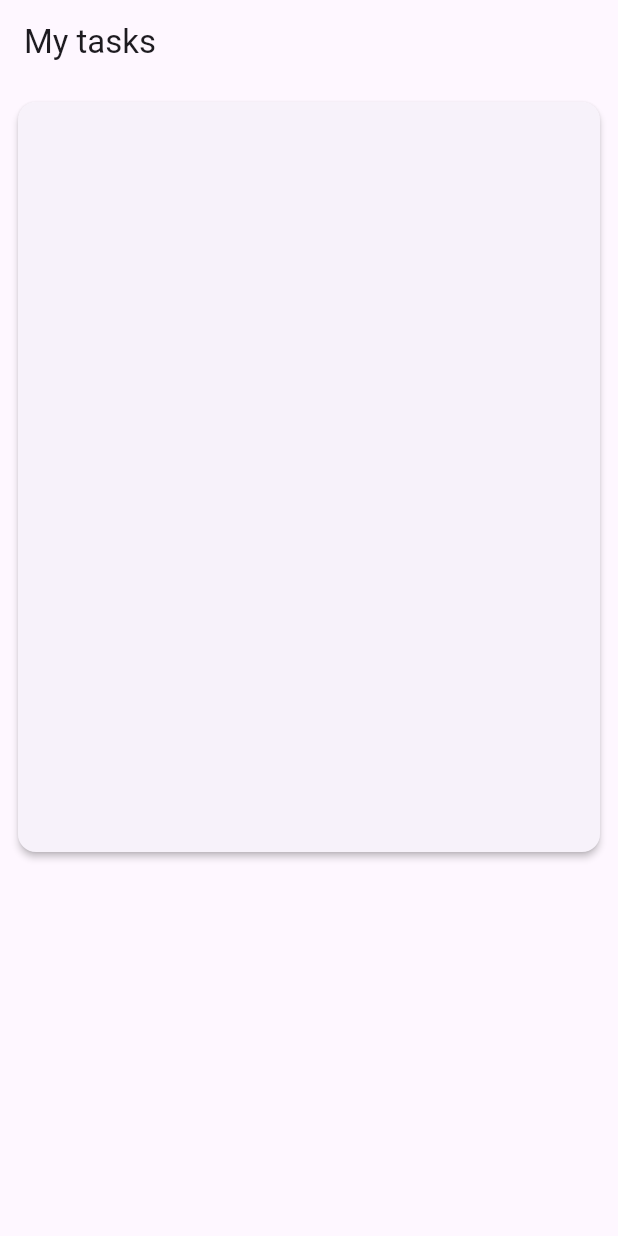
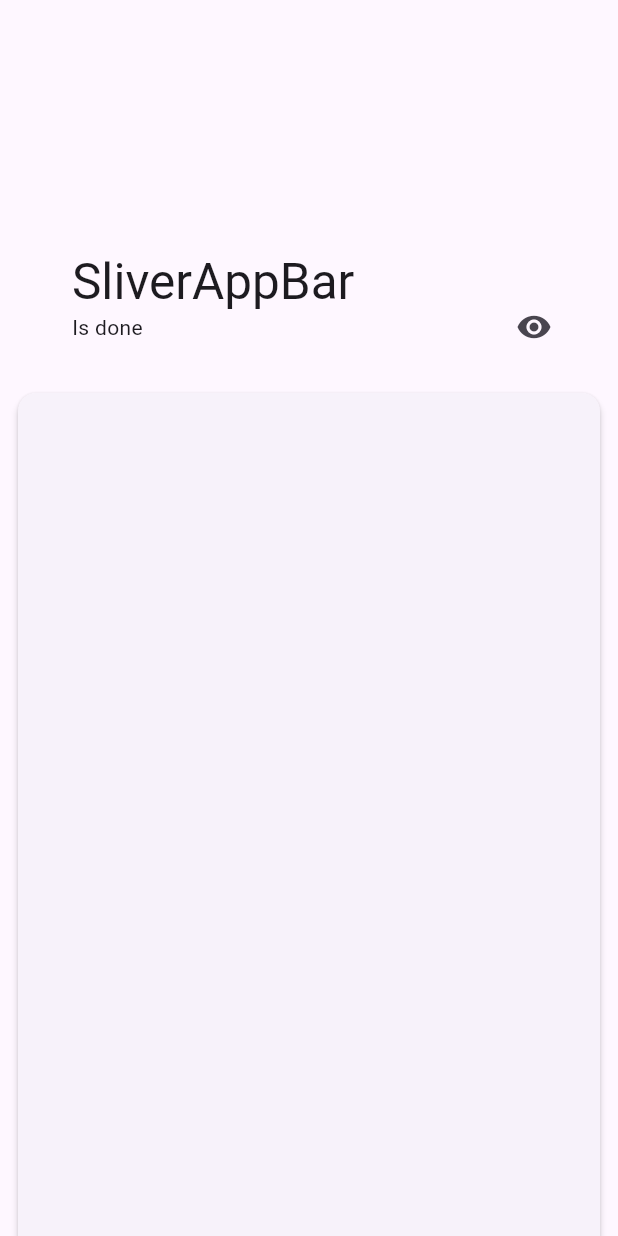
Before and after one commit to TheLastFlame/yss_todo, a Flutter app: the screen it shows after launch, on a phone screen of 412 x 824 dp. Run offline on Flutter 3.47's test engine with Material 2 defaults, Android fonts, the phone set to English and light mode, and no system bars; our stand-ins replace flutter_mobx, mobx; generated files the repository leaves out were written again.

Commit message:
routing and sliverappbar animation

```diff
--- /dev/null
+++ b/lib/helpers.dart
@@ -0,0 +1 @@
+double lerp(start, end, procent) => start + (end - start) * procent/100;
--- a/lib/main.dart
+++ b/lib/main.dart
@@ -1,6 +1,7 @@
 import 'package:flutter/material.dart';
 import 'package:yss_todo/constants.dart';
 import 'package:flutter_localizations/flutter_localizations.dart';
+import 'package:yss_todo/pages/home/home.dart';
 
 import 'i18n/strings.g.dart';
 
@@ -17,29 +18,14 @@ class MainApp extends StatelessWidget {
   Widget build(BuildContext context) {
     return MaterialApp(
       theme: ThemeData(useMaterial3: true),
+      darkTheme: ThemeData.dark(useMaterial3: true),
       locale: TranslationProvider.of(context).flutterLocale, // use provider
       supportedLocales: AppLocaleUtils.supportedLocales,
       localizationsDelegates: GlobalMaterialLocalizations.delegates,
-      home: Scaffold(
-        body: CustomScrollView(
-          slivers: [
-            SliverAppBar(
-              title: Text(t.homepage.mytasks),
-            ),
-            SliverToBoxAdapter(
-              child: Padding(
-                padding: const EdgeInsets.all(appPadding),
-                child: Card(
-                    elevation: 2,
-                    child: SizedBox(
-                      height: 500,
-                      width: MediaQuery.of(context).size.width,
-                    )),
-              ),
-            )
-          ],
-        ),
-      ),
+      initialRoute: '/',
+      routes: {
+        '/': (context) => const Homepage(),
+      },
     );
   }
 }
--- a/lib/pages/home/home.dart
+++ b/lib/pages/home/home.dart
@@ -0,0 +1,87 @@
+import 'package:flutter/material.dart';
+import 'package:flutter_mobx/flutter_mobx.dart';
+import 'package:mobx/mobx.dart';
+import 'package:yss_todo/helpers.dart';
+
+import '../../constants.dart';
+import '../../i18n/strings.g.dart';
+
+class Homepage extends StatelessWidget {
+  const Homepage({super.key});
+
+  @override
+  Widget build(BuildContext context) {
+    var scrollControl = ScrollController();
+    var appBarExpandProcent = 0.0.obs();
+
+    scrollControl.addListener(
+      () => runInAction(() => appBarExpandProcent.value =
+          scrollControl.offset >= 190 ? 100 : scrollControl.offset / 190 * 100),
+    );
+    return Scaffold(
+      body: CustomScrollView(
+        controller: scrollControl,
+        slivers: [
+          Observer(builder: (_) {
+            return SliverAppBar(
+              pinned: true,
+              expandedHeight: 250,
+              actions: appBarExpandProcent.value == 100
+                  ? [isDoneVisibilitySwitcher()]
+                  : [],
+              flexibleSpace: FlexibleSpaceBar(
+                titlePadding: EdgeInsets.only(
+                  left: lerp(appPadding * 6, appPadding * 2,
+                      appBarExpandProcent.value),
+                  bottom: lerp(appPadding * 5, appPadding * 2,
+                      appBarExpandProcent.value),
+                ),
+                title: Container(
+                    color: appBarExpandProcent.value == 100
+                        ? Colors.transparent
+                        : Theme.of(context).colorScheme.background,
+                    child: Text('SliverAppBar')),
+                collapseMode: CollapseMode.pin,
+                background: Column(
+                  mainAxisAlignment: MainAxisAlignment.end,
+                  children: [
+                    Padding(
+                      padding: EdgeInsets.only(
+                          left: lerp(appPadding * 6, appPadding * 2,
+                              appBarExpandProcent.value),
+                          right: lerp(
+                              appPadding * 4, 0, appBarExpandProcent.value),
+                          bottom: appPadding),
+                      child: Row(
+                        mainAxisAlignment: MainAxisAlignment.spaceBetween,
+                        children: [
+                          Text(t.homepage.done),
+                          isDoneVisibilitySwitcher(),
+                        ],
+                      ),
+                    ),
+                  ],
+                ),
+              ),
+            );
+          }),
+          SliverToBoxAdapter(
+            child: Padding(
+              padding: const EdgeInsets.all(appPadding),
+              child: Card(
+                  elevation: 2,
+                  child: SizedBox(
+                    height: MediaQuery.of(context).size.height * 2,
+                    width: MediaQuery.of(context).size.width,
+                  )),
+            ),
+          )
+        ],
+      ),
+    );
+  }
+
+  IconButton isDoneVisibilitySwitcher() {
+    return IconButton(onPressed: () {}, icon: Icon(Icons.visibility));
+  }
+}
--- a/pubspec.yaml
+++ b/pubspec.yaml
@@ -11,6 +11,7 @@ dependencies:
     sdk: flutter
   flutter_localizations:
     sdk: flutter
+  flutter_mobx: ^2.0.6+5
   get_it: ^7.6.0
   get_storage: ^2.1.1
   logger: ^1.4.0
```
Also changed, not shown: pubspec.lock.
